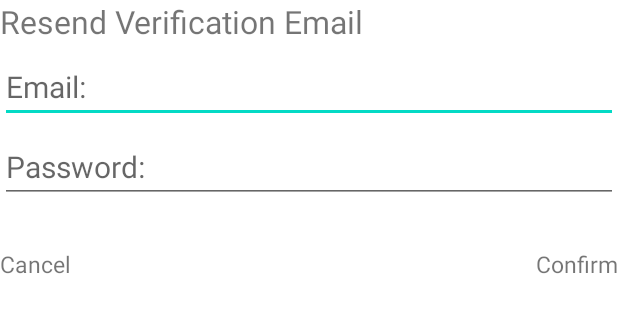
After one commit to ernestkoko/SuperPro, an Android app: the layout resend_verification_dialog_fragment.xml on its own in the app's theme, with its tools: preview values and no code run, on a phone screen of 412 x 824 dp. The commit adds this screen. Shown: the top 313 px of the screen. Run offline under Robolectric (Android 15) with nearby library versions, the phone set to English and light mode, and no system bars.

Commit message:
Added resend verification email dialog

```diff
--- /dev/null
+++ b/app/src/main/res/layout/resend_verification_dialog_fragment.xml
@@ -0,0 +1,72 @@
+<?xml version="1.0" encoding="utf-8"?>
+<layout>
+    <data>
+        <variable
+            name="resendVerificationViewModel"
+            type="com.ernestkoko.superpro.ResendVerificationDialogViewModel" />
+    </data>
+    <LinearLayout xmlns:android="http://schemas.android.com/apk/res/android"
+        xmlns:tools="http://schemas.android.com/tools"
+        android:layout_width="wrap_content"
+        android:layout_height="wrap_content"
+        android:orientation="vertical"
+        tools:context=".ResendVerificationDialog">
+
+        <TextView
+            android:id="@+id/dialogTitle"
+            android:layout_width="wrap_content"
+            android:layout_height="wrap_content"
+            android:text="Resend Verification Email"
+
+            android:textSize="21sp" />
+
+        <EditText
+            android:id="@+id/confirm_email"
+            android:layout_width="match_parent"
+            android:layout_height="wrap_content"
+            android:layout_marginTop="5dp"
+            android:hint="@string/email"
+            android:inputType="textEmailAddress"
+            android:text="@={resendVerificationViewModel.email}"
+            android:textSize="20sp" />
+
+        <EditText
+            android:id="@+id/confirm_password"
+            android:layout_width="match_parent"
+            android:layout_height="wrap_content"
+            android:layout_marginTop="5dp"
+            android:text="@={resendVerificationViewModel.password}"
+            android:hint="@string/password"
+            android:inputType="textPassword"
+            android:textSize="20sp" />
+
+        <RelativeLayout
+            android:layout_width="wrap_content"
+            android:layout_height="wrap_content">
+
+            <TextView
+                android:id="@+id/dialogCancel"
+                android:layout_width="wrap_content"
+                android:layout_height="wrap_content"
+                android:layout_marginTop="30dp"
+                android:layout_marginRight="10dp"
+                android:layout_marginBottom="10dp"
+                android:text="Cancel"
+                android:textSize="15sp" />
+
+            <TextView
+                android:id="@+id/dialogConfirm"
+                android:layout_width="wrap_content"
+                android:layout_height="wrap_content"
+                android:layout_alignParentRight="true"
+                android:layout_marginLeft="10dp"
+                android:onClick="@{() -> resendVerificationViewModel.authenticateAndResendEmail()}"
+                android:layout_marginTop="30dp"
+                android:layout_marginBottom="10dp"
+                android:text="Confirm"
+                android:textSize="15sp" />
+
+        </RelativeLayout>
+
+    </LinearLayout>
+</layout>
--- a/app/src/main/res/navigation/navigation.xml
+++ b/app/src/main/res/navigation/navigation.xml
@@ -94,6 +94,6 @@
         <action
             android:id="@+id/action_global_products_fragment2"
             app:destination="@id/products_fragment" />
-   <!-- </navigation> -->
+    <!-- </navigation> -->
 
 </navigation>
--- a/app/src/main/res/values/dimens.xml
+++ b/app/src/main/res/values/dimens.xml
@@ -4,4 +4,5 @@
     <dimen name="margin_24dp">24dp</dimen>
     <dimen name="ten_dp_dim">10dp</dimen>
     <dimen name="dp_16_dim">16dp</dimen>
+    <dimen name="dimen_50dp">150dp</dimen>
 </resources>
```
Also changed, not shown: app/src/main/java/com/ernestkoko/superpro/ResendVerificationDialog.kt (added, +78 -0 lines), app/src/main/java/com/ernestkoko/superpro/ResendVerificationDialogViewModel.kt (added, +101 -0 lines), app/src/main/java/com/ernestkoko/superpro/screens/login/LoginFragment.kt (+18 -1 lines), app/src/main/java/com/ernestkoko/superpro/screens/login/LoginViewModel.kt (+49 -32 lines), app/src/main/java/com/ernestkoko/superpro/screens/login/longin_registration/RegistrationFragment.kt (+20 -35 lines), app/src/main/java/com/ernestkoko/superpro/screens/login/longin_registration/RegistrationViewModel.kt (+58 -32 lines), app/src/main/res/layout/fragment_login.xml (+20 -0 lines), app/src/main/res/layout/fragment_registration.xml (+16 -13 lines), app/src/main/res/values/styles.xml (+11 -1 lines).
